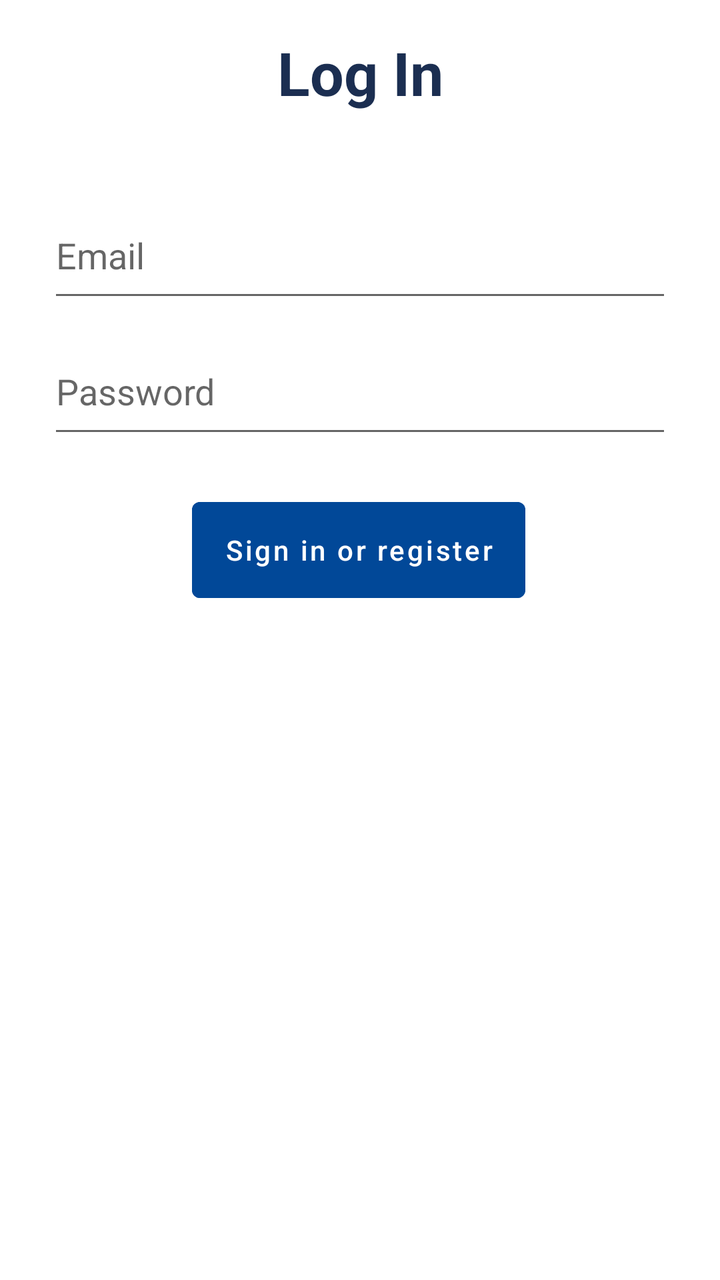
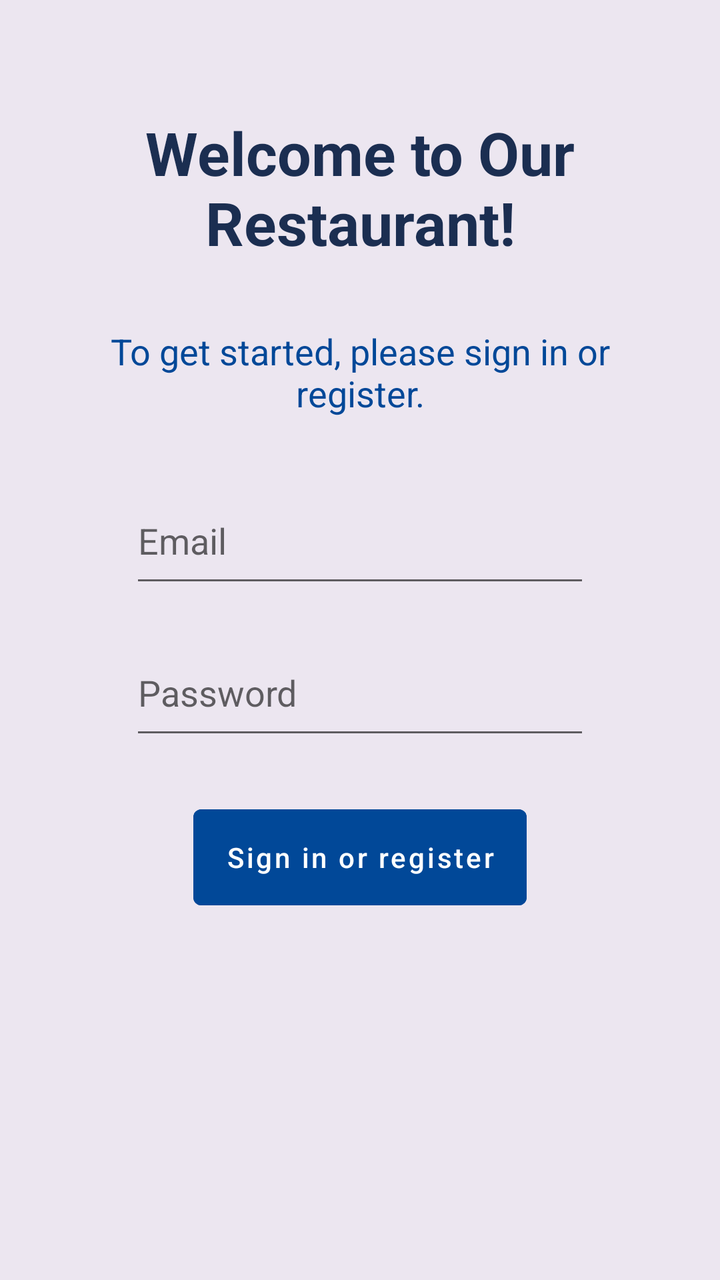

The first picture is an Android layout as it rendered before a commit; the second is the same layout after the commit. The layout source and the unified diff follow.
<!-- AndroidManifest.xml: application theme Theme.COMP2000 -->
<!-- res/layout/fragment_login.xml -->
<?xml version="1.0" encoding="utf-8"?>
<androidx.constraintlayout.widget.ConstraintLayout xmlns:android="http://schemas.android.com/apk/res/android"
    xmlns:app="http://schemas.android.com/apk/res-auto"
    xmlns:tools="http://schemas.android.com/tools"
    android:id="@+id/container"
    android:layout_width="match_parent"
    android:layout_height="match_parent"
    tools:context=".ui.login.LoginFragment">

    <TextView style="@style/PrimaryHeader"
        android:layout_width="match_parent"
        android:layout_height="match_parent"
        android:text="Log In"
        android:gravity="center_horizontal"/>

    <EditText style="@style/Form"
        android:id="@+id/username"
        android:layout_marginStart="24dp"
        android:layout_marginTop="96dp"
        android:layout_marginEnd="24dp"
        android:hint="@string/prompt_email"
        android:inputType="textEmailAddress"
        android:selectAllOnFocus="true"
        app:layout_constraintEnd_toEndOf="parent"
        app:layout_constraintStart_toStartOf="parent"
        app:layout_constraintTop_toTopOf="parent" />

    <EditText style="@style/Form"
        android:id="@+id/password"
        android:layout_marginStart="24dp"
        android:layout_marginTop="8dp"
        android:layout_marginEnd="24dp"
        android:hint="@string/prompt_password"
        android:imeActionLabel="@string/action_sign_in_short"
        android:imeOptions="actionDone"
        android:inputType="textPassword"
        android:selectAllOnFocus="true"
        app:layout_constraintEnd_toEndOf="parent"
        app:layout_constraintStart_toStartOf="parent"
        app:layout_constraintTop_toBottomOf="@+id/username" />

    <Button
        android:id="@+id/login"
        style="@style/PrimaryButton"
        android:layout_width="wrap_content"
        android:layout_height="60dp"
        android:enabled="false"
        android:text="@string/action_sign_in"
        app:layout_constraintBottom_toBottomOf="parent"
        app:layout_constraintEnd_toEndOf="parent"
        app:layout_constraintHorizontal_bias="0.497"
        app:layout_constraintStart_toStartOf="parent"
        app:layout_constraintTop_toBottomOf="@+id/password"
        app:layout_constraintVertical_bias="0.059" />

    <ProgressBar
        android:id="@+id/loading"
        android:layout_width="wrap_content"
        android:layout_height="wrap_content"
        android:layout_gravity="center"
        android:layout_marginStart="32dp"
        android:layout_marginTop="64dp"
        android:layout_marginEnd="32dp"
        android:layout_marginBottom="64dp"
        android:visibility="gone"
        app:layout_constraintBottom_toBottomOf="parent"
        app:layout_constraintEnd_toEndOf="@+id/password"
        app:layout_constraintStart_toStartOf="@+id/password"
        app:layout_constraintTop_toTopOf="parent"
        app:layout_constraintVertical_bias="0.3" />
</androidx.constraintlayout.widget.ConstraintLayout>
<!-- resources referenced by this layout -->
<resources>
  <string name="action_sign_in">Sign in or register</string>
  <string name="action_sign_in_short">Sign in</string>
  <string name="prompt_email">Email</string>
  <string name="prompt_password">Password</string>
  <style name="Form">
          <item name="android:layout_width">match_parent</item>
          <item name="android:layout_height">60dp</item>
          <item name="android:layout_marginHorizontal">10dp</item>
      </style>
  <style name="PrimaryButton">
          <item name="android:backgroundTint">@color/blue</item>
          <item name="android:textColor">@color/white</item>
          <item name="android:textAllCaps">false</item>
          <item name="android:layout_marginHorizontal">10dp</item>
      </style>
  <style name="PrimaryHeader">
          <item name="android:textSize">30sp</item>
          <item name="android:textStyle">bold</item>
          <item name="android:textColor">@color/navy</item>
          <item name="android:paddingBottom">8dp</item>
          <item name="android:layout_width">match_parent</item>
          <item name="android:layout_height">wrap_content</item>
          <item name="android:layout_margin">16dp</item>
      </style>
  <style name="Theme.COMP2000" parent="Theme.MaterialComponents.DayNight.NoActionBar">
          
          <item name="colorPrimary">@color/light_blue</item>
          <item name="colorPrimaryVariant">@color/blue</item>
          <item name="colorOnPrimary">@color/white</item>
          
          <item name="colorSecondary">@color/navy</item>
          <item name="colorSecondaryVariant">@color/light_rose</item>
          <item name="colorOnSecondary">@color/black</item>
          
          <item name="android:statusBarColor">?attr/colorPrimaryVariant</item>
          
      </style>
  <color name="blue">#014898</color>
  <color name="white">#FFFFFFFF</color>
  <color name="navy">#1b2e51</color>
  <color name="light_blue">#e0ecfa</color>
  <color name="light_rose">#ece6f0</color>
  <color name="black">#FF000000</color>
</resources>

<!-- the commit's change to res/layout/fragment_login.xml (unified diff, before → after) -->
@@ -1,71 +1,101 @@
 <?xml version="1.0" encoding="utf-8"?>
-<androidx.constraintlayout.widget.ConstraintLayout xmlns:android="http://schemas.android.com/apk/res/android"
+<ScrollView
+    xmlns:android="http://schemas.android.com/apk/res/android"
     xmlns:app="http://schemas.android.com/apk/res-auto"
     xmlns:tools="http://schemas.android.com/tools"
-    android:id="@+id/container"
     android:layout_width="match_parent"
     android:layout_height="match_parent"
-    tools:context=".ui.login.LoginFragment">
+    android:background="@color/light_rose"
+    android:fillViewport="true">
 
-    <TextView style="@style/PrimaryHeader"
+    <androidx.constraintlayout.widget.ConstraintLayout
         android:layout_width="match_parent"
-        android:layout_height="match_parent"
-        android:text="Log In"
-        android:gravity="center_horizontal"/>
+        android:layout_height="wrap_content"
+        android:padding="40dp">
 
-    <EditText style="@style/Form"
-        android:id="@+id/username"
-        android:layout_marginStart="24dp"
-        android:layout_marginTop="96dp"
-        android:layout_marginEnd="24dp"
-        android:hint="@string/prompt_email"
-        android:inputType="textEmailAddress"
-        android:selectAllOnFocus="true"
-        app:layout_constraintEnd_toEndOf="parent"
-        app:layout_constraintStart_toStartOf="parent"
-        app:layout_constraintTop_toTopOf="parent" />
+        
+        <TextView style="@style/PrimaryHeader"
+            android:id="@+id/welcome_header"
+            android:text="Welcome to Our Restaurant!"
+            android:gravity="center"
+            app:layout_constraintTop_toTopOf="parent"
+            app:layout_constraintStart_toStartOf="parent"
+            app:layout_constraintEnd_toEndOf="parent" />
 
-    <EditText style="@style/Form"
-        android:id="@+id/password"
-        android:layout_marginStart="24dp"
-        android:layout_marginTop="8dp"
-        android:layout_marginEnd="24dp"
-        android:hint="@string/prompt_password"
-        android:imeActionLabel="@string/action_sign_in_short"
-        android:imeOptions="actionDone"
-        android:inputType="textPassword"
-        android:selectAllOnFocus="true"
-        app:layout_constraintEnd_toEndOf="parent"
-        app:layout_constraintStart_toStartOf="parent"
-        app:layout_constraintTop_toBottomOf="@+id/username" />
+        
+        <TextView
+            android:id="@+id/info_text"
+            android:layout_width="wrap_content"
+            android:layout_height="wrap_content"
+            android:layout_marginTop="24dp"
+            android:gravity="center"
+            android:text="To get started, please sign in or register."
+            android:textColor="@color/blue"
+            android:textSize="18sp"
+            app:layout_constraintEnd_toEndOf="parent"
+            app:layout_constraintStart_toStartOf="parent"
+            app:layout_constraintTop_toBottomOf="@id/welcome_header" />
 
-    <Button
-        android:id="@+id/login"
-        style="@style/PrimaryButton"
-        android:layout_width="wrap_content"
-        android:layout_height="60dp"
-        android:enabled="false"
-        android:text="@string/action_sign_in"
-        app:layout_constraintBottom_toBottomOf="parent"
-        app:layout_constraintEnd_toEndOf="parent"
-        app:layout_constraintHorizontal_bias="0.497"
-        app:layout_constraintStart_toStartOf="parent"
-        app:layout_constraintTop_toBottomOf="@+id/password"
-        app:layout_constraintVertical_bias="0.059" />
+        <androidx.constraintlayout.widget.ConstraintLayout
+            android:id="@+id/log_in_box"
+            android:layout_width="250dp"
+            android:layout_height="wrap_content"
+            android:layout_marginTop="30dp"
+            app:layout_constraintTop_toBottomOf="@id/info_text"
+            app:layout_constraintStart_toStartOf="parent"
+            app:layout_constraintEnd_toEndOf="parent">
 
-    <ProgressBar
-        android:id="@+id/loading"
-        android:layout_width="wrap_content"
-        android:layout_height="wrap_content"
-        android:layout_gravity="center"
-        android:layout_marginStart="32dp"
-        android:layout_marginTop="64dp"
-        android:layout_marginEnd="32dp"
-        android:layout_marginBottom="64dp"
-        android:visibility="gone"
-        app:layout_constraintBottom_toBottomOf="parent"
-        app:layout_constraintEnd_toEndOf="@+id/password"
-        app:layout_constraintStart_toStartOf="@+id/password"
-        app:layout_constraintTop_toTopOf="parent"
-        app:layout_constraintVertical_bias="0.3" />
-</androidx.constraintlayout.widget.ConstraintLayout>
+            <EditText
+                style="@style/Form"
+                android:id="@+id/username"
+                android:hint="@string/prompt_email"
+                android:inputType="textEmailAddress"
+                android:selectAllOnFocus="true"
+                app:layout_constraintEnd_toEndOf="parent"
+                app:layout_constraintStart_toStartOf="parent"
+                app:layout_constraintTop_toTopOf="parent" />
+
+            <EditText
+                style="@style/Form"
+                android:id="@+id/password"
+                android:hint="@string/prompt_password"
+                android:imeActionLabel="@string/action_sign_in_short"
+                android:imeOptions="actionDone"
+                android:inputType="textPassword"
+                android:selectAllOnFocus="true"
+                app:layout_constraintEnd_toEndOf="parent"
+                app:layout_constraintStart_toStartOf="parent"
+                app:layout_constraintTop_toBottomOf="@id/username"
+                android:layout_marginTop="16dp" />
+
+            <Button
+                style="@style/PrimaryButton"
+                android:id="@+id/login"
+                android:layout_width="wrap_content"
+                android:layout_height="60dp"
+                android:enabled="false"
+                android:text="@string/action_sign_in"
+                app:layout_constraintTop_toBottomOf="@id/password"
+                app:layout_constraintStart_toStartOf="parent"
+                app:layout_constraintEnd_toEndOf="parent"
+                android:layout_marginTop="24dp" />
+
+            
+            <ProgressBar
+                android:id="@+id/loading"
+                android:layout_width="wrap_content"
+                android:layout_height="wrap_content"
+                android:layout_gravity="center"
+                android:layout_marginStart="32dp"
+                android:layout_marginTop="64dp"
+                android:layout_marginEnd="32dp"
+                android:layout_marginBottom="64dp"
+                android:visibility="gone"
+                app:layout_constraintBottom_toBottomOf="parent"
+                app:layout_constraintEnd_toEndOf="@+id/password"
+                app:layout_constraintStart_toStartOf="@+id/password"
+                app:layout_constraintTop_toTopOf="parent"
+                app:layout_constraintVertical_bias="0.3" />
+        </androidx.constraintlayout.widget.ConstraintLayout>
+    </androidx.constraintlayout.widget.ConstraintLayout>
+</ScrollView>
